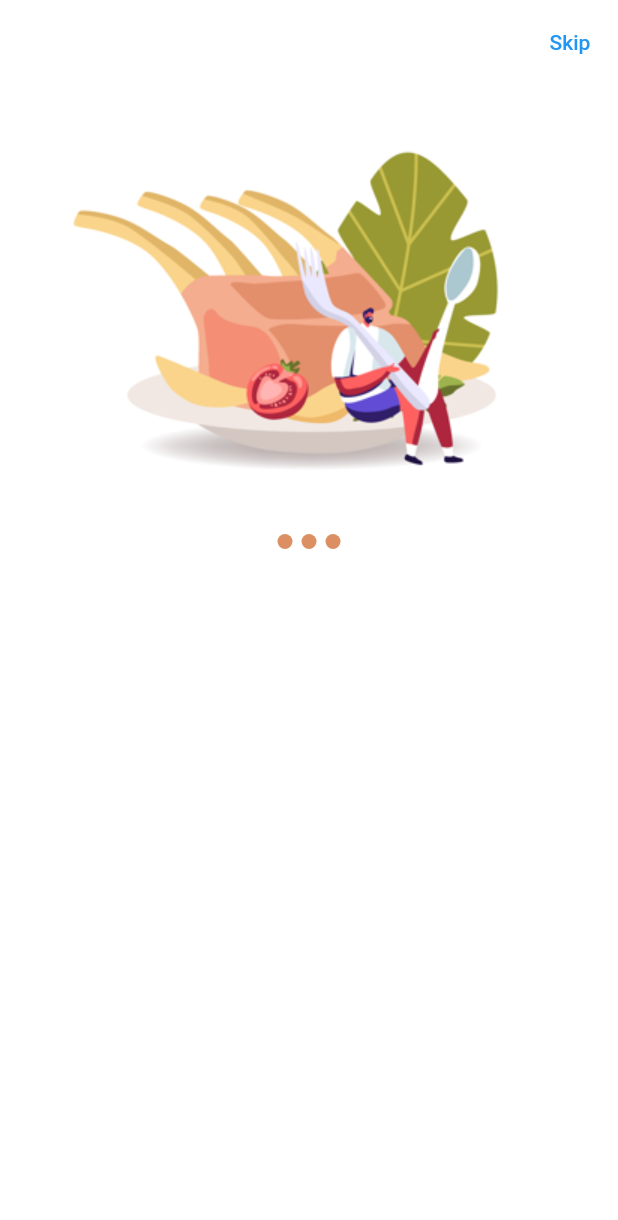
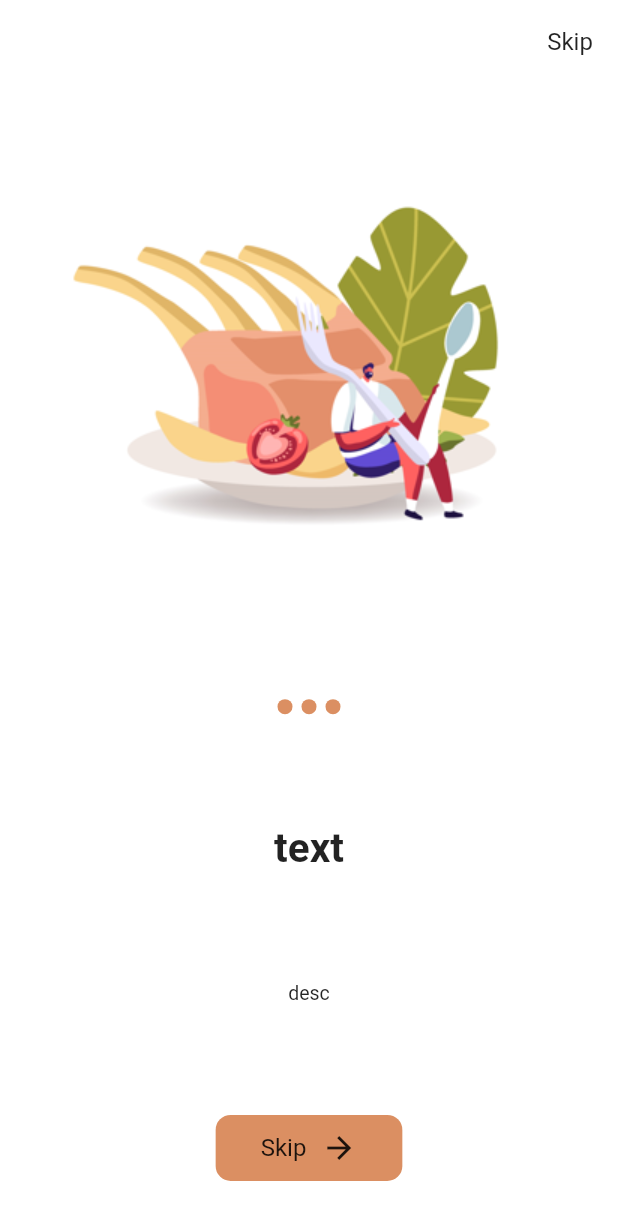
Before and after one commit to Deatsilence/ZeroHunger, a Flutter app: the screen it shows after launch, on a phone screen of 412 x 824 dp. Shown: the top 1220 px of the screen. Run offline on Flutter 3.47's test engine with Material 2 defaults, Android fonts, the light colour scheme and no system bars.

Commit message:
second onboard continue

```diff
--- /dev/null
+++ b/lib/features/constant/texts/text_manager.dart
@@ -0,0 +1,4 @@
+class ProjectTextUtility {
+  static const String textOnboardSkip = "Skip";
+  static const String textOnboardNext = "Skip";
+}
--- a/lib/features/init/theme/utility/border_radius_manager.dart
+++ b/lib/features/init/theme/utility/border_radius_manager.dart
@@ -2,4 +2,5 @@ import 'package:flutter/material.dart';
 
 class ProjectBorderRadiusUtility {
   final BorderRadius normalBorderRadius = BorderRadius.circular(10);
+  final BorderRadius buttonBorderRadius = BorderRadius.circular(10);
 }
--- a/lib/features/init/theme/utility/color_manager.dart
+++ b/lib/features/init/theme/utility/color_manager.dart
@@ -3,4 +3,5 @@ import 'package:flutter/material.dart';
 class ProjectColorsUtility {
   static const Color projectBackgroundWhite = Colors.white;
   static const Color eveningStar = Color(0xffedb8f61);
+  static const Color onboardBlack = Colors.black87;
 }
--- /dev/null
+++ b/lib/features/init/theme/utility/font_manager.dart
@@ -0,0 +1,16 @@
+class OnBoardFontSizeUtility {
+  static const double textFontSize = 27.0;
+  static const double descFontSize = 13.0;
+  static const double nextButtonTextFontSize = 16.0;
+  static const double skipButtonTextFontSize = 16.0;
+}
+
+class ProjectFontSizeUtility {
+  static const double smallHeight = 10.0;
+  static const double normalHeight = 20.0;
+  static const double bigHeight = 30.0;
+
+  static const double smallWidth = 10.0;
+  static const double normalWidth = 20.0;
+  static const double bigWidtth = 30.0;
+}
--- a/lib/features/init/theme/utility/padding_manager.dart
+++ b/lib/features/init/theme/utility/padding_manager.dart
@@ -4,3 +4,7 @@ class ProjectPaddingUtility {
   final EdgeInsets normalHorizontalPadding = const EdgeInsets.symmetric(horizontal: 10);
   final EdgeInsets normalVerticalPadding = const EdgeInsets.symmetric(vertical: 10);
 }
+
+class ProjectOnBoardPaddingUtility {
+  final EdgeInsets nextButtonPadding = const EdgeInsets.symmetric(horizontal: 30, vertical: 10);
+}
--- /dev/null
+++ b/lib/features/init/theme/utility/text_theme_manager.dart
@@ -0,0 +1,16 @@
+import 'package:flutter/material.dart';
+import 'package:zero_hunger/features/init/theme/utility/color_manager.dart';
+
+class TextThemeOnBoardUtility {
+  TextStyle? textThemeOnboard(
+      {required BuildContext context,
+      required double fontSize,
+      FontWeight fontWeight = FontWeight.w400,
+      Color color = Colors.black87}) {
+    return Theme.of(context).textTheme.bodyMedium?.copyWith(
+          fontSize: fontSize,
+          fontWeight: fontWeight,
+          color: ProjectColorsUtility.onboardBlack,
+        );
+  }
+}
--- a/lib/main.dart
+++ b/lib/main.dart
@@ -1,7 +1,11 @@
 import 'package:flutter/material.dart';
+import 'package:flutter/services.dart';
 import 'package:zero_hunger/view/auth/onboard/view/onboard_view.dart';
 
 void main() {
+  SystemChrome.setSystemUIOverlayStyle(
+    const SystemUiOverlayStyle(statusBarColor: Colors.transparent),
+  );
   runApp(const MyApp());
 }
 
--- a/lib/view/auth/onboard/view/onboard_view.dart
+++ b/lib/view/auth/onboard/view/onboard_view.dart
@@ -1,6 +1,9 @@
 import 'package:flutter/material.dart';
 import 'package:zero_hunger/features/init/theme/utility/color_manager.dart';
+import 'package:zero_hunger/features/init/theme/utility/font_manager.dart';
 import 'package:zero_hunger/features/init/theme/utility/padding_manager.dart';
+import 'package:zero_hunger/features/constant/texts/text_manager.dart';
+import 'package:zero_hunger/features/init/theme/utility/text_theme_manager.dart';
 import 'package:zero_hunger/view/auth/onboard/model/onboard_model.dart';
 import 'package:zero_hunger/features/init/theme/utility/border_radius_manager.dart';
 
@@ -22,7 +25,13 @@ class _OnBoardViewState extends State<OnBoardView> {
         actions: [
           TextButton(
             onPressed: () {},
-            child: const Text("Skip"),
+            child: Text(
+              ProjectTextUtility.textOnboardSkip,
+              style: TextThemeOnBoardUtility().textThemeOnboard(
+                context: context,
+                fontSize: OnBoardFontSizeUtility.skipButtonTextFontSize,
+              ),
+            ),
           ),
         ],
       ),
@@ -33,10 +42,12 @@ class _OnBoardViewState extends State<OnBoardView> {
           itemCount: screens.length,
           itemBuilder: (context, index) {
             return Column(
+              mainAxisAlignment: MainAxisAlignment.spaceAround,
+              crossAxisAlignment: CrossAxisAlignment.center,
               children: [
                 Image.asset(screens[index].img),
                 SizedBox(
-                  height: _CustomSizeUtility.smallHeight,
+                  height: ProjectFontSizeUtility.smallHeight,
                   child: ListView.builder(
                     shrinkWrap: true,
                     scrollDirection: Axis.horizontal,
@@ -47,8 +58,8 @@ class _OnBoardViewState extends State<OnBoardView> {
                         children: [
                           Container(
                             margin: _CustomPaddingUtility().smallHorizontalPadding,
-                            width: _CustomSizeUtility.smallHeight,
-                            height: _CustomSizeUtility.smallHeight,
+                            width: ProjectFontSizeUtility.smallHeight,
+                            height: ProjectFontSizeUtility.smallHeight,
                             decoration: BoxDecoration(
                               color: ProjectColorsUtility.eveningStar,
                               borderRadius: ProjectBorderRadiusUtility().normalBorderRadius,
@@ -57,6 +68,52 @@ class _OnBoardViewState extends State<OnBoardView> {
                         ],
                       );
                     },
+                  ),
+                ),
+                Text(
+                  screens[index].text,
+                  textAlign: TextAlign.center,
+                  style: TextThemeOnBoardUtility().textThemeOnboard(
+                    context: context,
+                    fontSize: OnBoardFontSizeUtility.textFontSize,
+                    fontWeight: FontWeight.bold,
+                  ),
+                ),
+                Text(
+                  screens[index].desc,
+                  textAlign: TextAlign.center,
+                  style: TextThemeOnBoardUtility().textThemeOnboard(
+                    context: context,
+                    fontSize: OnBoardFontSizeUtility.descFontSize,
+                  ),
+                ),
+                InkWell(
+                  onTap: () {},
+                  child: Container(
+                    padding: ProjectOnBoardPaddingUtility().nextButtonPadding,
+                    decoration: BoxDecoration(
+                      color: ProjectColorsUtility.eveningStar,
+                      borderRadius: ProjectBorderRadiusUtility().buttonBorderRadius,
+                    ),
+                    child: Row(
+                      mainAxisSize: MainAxisSize.min,
+                      children: [
+                        Text(
+                          ProjectTextUtility.textOnboardNext,
+                          style: TextThemeOnBoardUtility().textThemeOnboard(
+                            context: context,
+                            fontSize: OnBoardFontSizeUtility.nextButtonTextFontSize,
+                          ),
+                        ),
+                        const SizedBox(
+                          width: ProjectFontSizeUtility.smallWidth,
+                        ),
+                        const Icon(
+                          Icons.arrow_forward_outlined,
+                          color: ProjectColorsUtility.onboardBlack,
+                        ),
+                      ],
+                    ),
                   ),
                 ),
               ],
@@ -68,16 +125,6 @@ class _OnBoardViewState extends State<OnBoardView> {
   }
 }
 
-class _CustomSizeUtility {
-  static const double smallHeight = 10.0;
-  static const double normalHeight = 20.0;
-  static const double bigHeight = 30.0;
-
-  static const double smallWidth = 10.0;
-  static const double normalWidth = 20.0;
-  static const double bigWidtth = 30.0;
-}
-
 class _CustomPaddingUtility {
   final EdgeInsets smallHorizontalPadding = const EdgeInsets.symmetric(horizontal: 3);
 }
```
